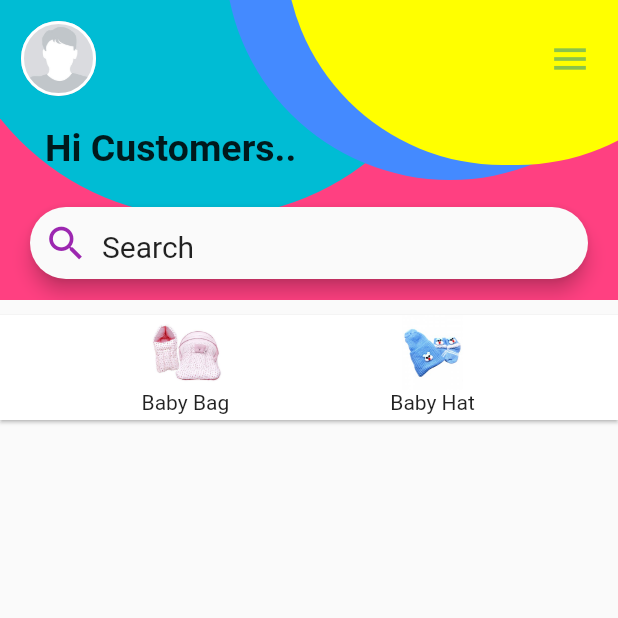
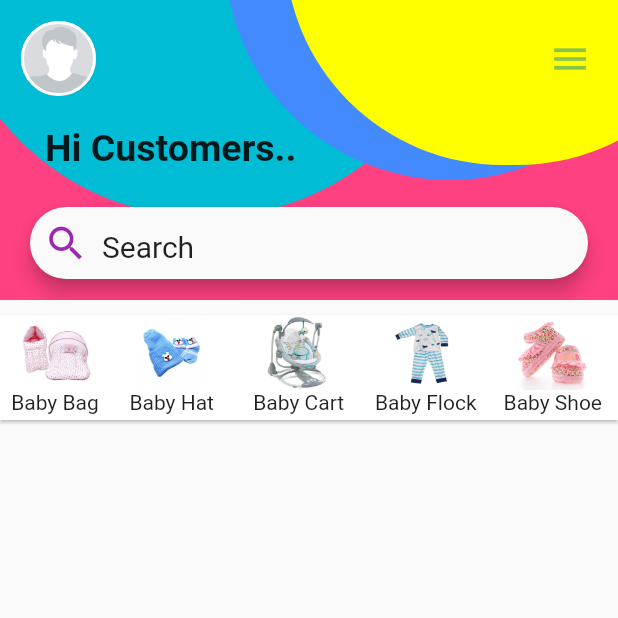
Before and after one commit to SamilaChanu95/ShoppingApp, a Flutter app: the screen it shows after launch, on a phone screen of 412 x 824 dp, the top half of it. Run offline on Flutter 3.47's test engine with Material 2 defaults, Android fonts, the phone set to English and light mode, and no system bars; Roboto replaces fonts that are missing (Quicksand, Rock Salt).

Commit message:
Complete the search bar results.

```diff
--- a/shoppingapp/lib/main.dart
+++ b/shoppingapp/lib/main.dart
@@ -203,7 +203,7 @@ class ShoppingApp extends StatelessWidget {
                         children: <Widget>[
                           Container(
                             height: 75.0,
-                            width: MediaQuery.of(context).size.width/5,
+                            width: MediaQuery.of(context).size.width/6,
                             child: Column(
                               children: <Widget>[
                                 Container(
@@ -244,6 +244,72 @@ class ShoppingApp extends StatelessWidget {
                                 )
                               ],
                             ),
+                          ),
+                          Container(
+                            height: 75.0,
+                            width: MediaQuery.of(context).size.width/5,
+                            child: Column(
+                              children: <Widget>[
+                                Container(
+                                  height: 50.0,
+                                  decoration: BoxDecoration(
+                                    image: DecorationImage(
+                                      image: AssetImage('images/cart.jpg')
+                                    )
+                                  ),
+                                ),
+                                Text(
+                                  'Baby Cart',
+                                  style: TextStyle(
+                                    fontFamily: 'Quicksand'
+                                  ),
+                                )
+                              ],
+                            ),
+                          ),
+                          Container(
+                            height: 75.0,
+                            width: MediaQuery.of(context).size.width/5,
+                            child: Column(
+                              children: <Widget>[
+                                Container(
+                                  height: 50.0,
+                                  decoration: BoxDecoration(
+                                    image: DecorationImage(
+                                      image: AssetImage('images/cloths.jpg')
+                                    )
+                                  ),
+                                ),
+                                Text(
+                                  'Baby Flock',
+                                  style: TextStyle(
+                                    fontFamily: 'Quicksand'
+                                  ),
+                                )
+                              ],
+                            ),
+                          ),
+                          Container(
+                            height: 75.0,
+                            width: MediaQuery.of(context).size.width/5,
+                            child: Column(
+                              children: <Widget>[
+                                Container(
+                                  height: 50.0,
+                                  decoration: BoxDecoration(
+                                    image: DecorationImage(
+                                      image: AssetImage("images/items-shoes.jpg")
+                                    )
+                                  ),
+                                ),
+                                Text(
+                                  'Baby Shoe',
+                                  style: TextStyle(
+                                    fontFamily: 'Quicksand'
+                                  ),
+                                )
+                              ],
+                            ),
                           )
                         ],
                     )
```
